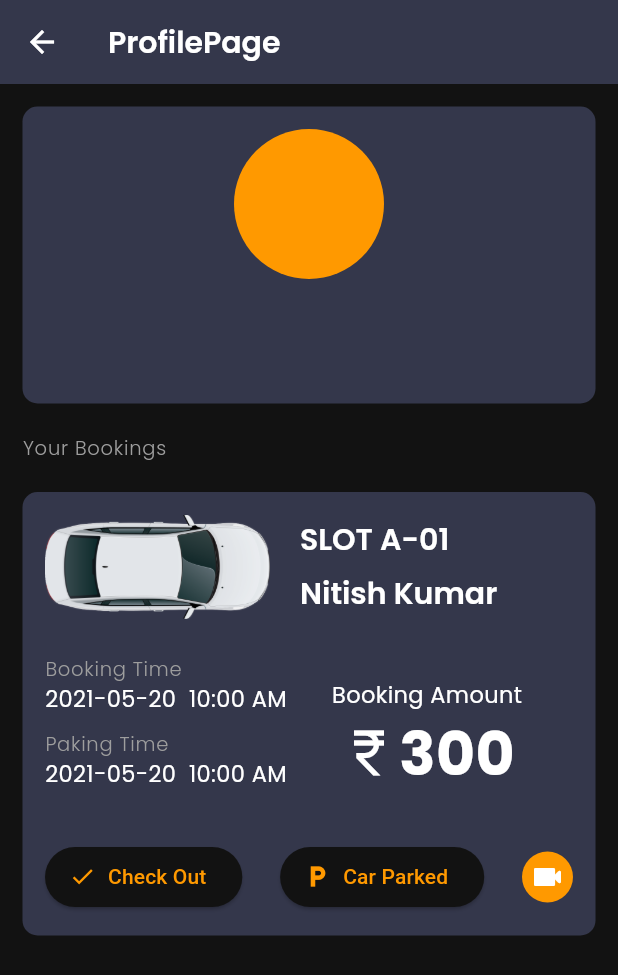
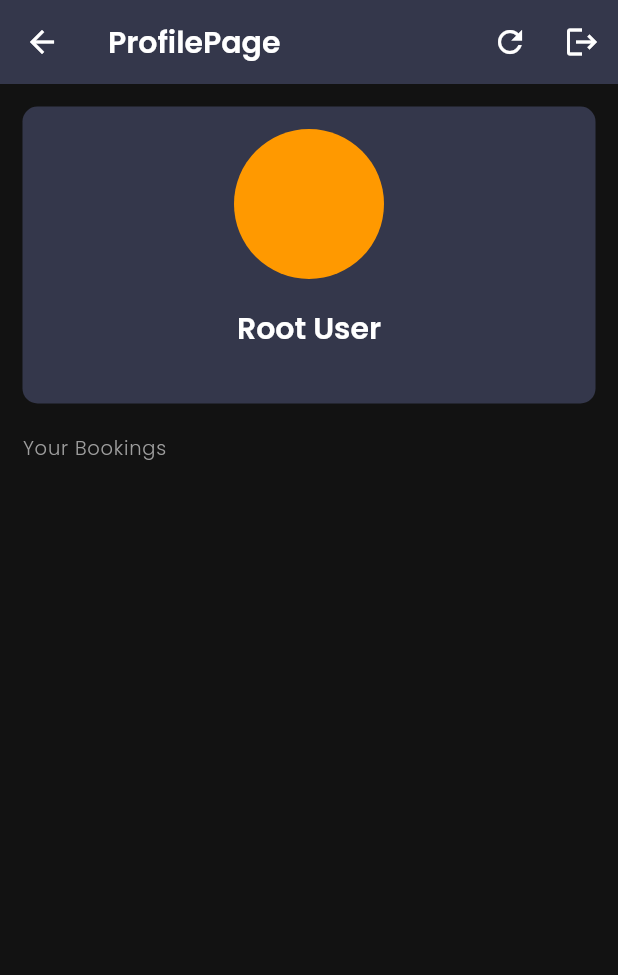
Before and after one commit to MrNitishroy/Car-Parking-System, a Flutter app: the ProfilePage screen opened directly, on a phone screen of 412 x 824 dp. Shown: the top 975 px of the screen. Run offline on Flutter 3.47's test engine with Material 3 defaults, Android fonts, the phone set to English and light mode, and no system bars; our stand-ins replace cloud_firestore, firebase_auth, firebase_core, flutter_svg, fluttertoast, get and 3 more; missing offline and left inert: another_dashed_container; accounts and stored records are empty.

Commit message:
All funmction done

```diff
--- a/lib/Pages/Home/HomePage.dart
+++ b/lib/Pages/Home/HomePage.dart
@@ -91,6 +91,7 @@ class HomePage extends StatelessWidget {
             SizedBox(height: 30),
             InkWell(
               onTap: () {
+                parkingController.personalBooking();
                 Get.to(ProfilePage());
               },
               child: Container(
--- a/lib/Pages/ProfilePage/ProfilePage.dart
+++ b/lib/Pages/ProfilePage/ProfilePage.dart
@@ -1,4 +1,5 @@
 import 'package:car_parking_system/Controller/AuthController.dart';
+import 'package:car_parking_system/Controller/ParkingController.dart';
 import 'package:flutter/material.dart';
 import 'package:get/get.dart';
 import '../CCTVPage/CctvPage.dart';
@@ -9,13 +10,26 @@ class ProfilePage extends StatelessWidget {
   @override
   Widget build(BuildContext context) {
     AuthController authController = Get.put(AuthController());
+    ParkingController parkingController = Get.put(ParkingController());
     return Scaffold(
       appBar: AppBar(
         title: Text("ProfilePage"),
+        actions: [
+          IconButton(
+            onPressed: () {
+              parkingController.personalBooking();
+            },
+            icon: Icon(Icons.refresh),
+          ),
+          IconButton(
+            onPressed: () {},
+            icon: Icon(Icons.logout),
+          ),
+        ],
       ),
       body: Padding(
         padding: const EdgeInsets.all(15),
-        child: Column(
+        child: ListView(
           children: [
             Container(
               padding: EdgeInsets.all(15),
@@ -38,7 +52,7 @@ class ProfilePage extends StatelessWidget {
                       ),
                       SizedBox(height: 20),
                       Text(
-                        "${authController.auth.currentUser!.displayName ?? "Root User"}",
+                        "Root User",
                         style: Theme.of(context).textTheme.headlineMedium,
                       ),
                       Text(
@@ -58,20 +72,29 @@ class ProfilePage extends StatelessWidget {
               ],
             ),
             SizedBox(height: 20),
-            Column(
-              children: [
-                Container(
+            Obx(
+              () => parkingController.isLoading.value
+                  ? LinearProgressIndicator()
+                  : Column(
+                      children: parkingController.yourBooking
+                          .map(
+                            (e) => Container(
+                              margin: EdgeInsets.only(bottom: 10),
                               padding: EdgeInsets.all(15),
                               decoration: BoxDecoration(
-                    color: Theme.of(context).colorScheme.primaryContainer,
+                                color: Theme.of(context)
+                                    .colorScheme
+                                    .primaryContainer,
                                 borderRadius: BorderRadius.circular(10),
                               ),
                               child: Row(
                                 children: [
                                   Expanded(
                                     child: Column(
-                          crossAxisAlignment: CrossAxisAlignment.start,
-                          mainAxisAlignment: MainAxisAlignment.start,
+                                      crossAxisAlignment:
+                                          CrossAxisAlignment.start,
+                                      mainAxisAlignment:
+                                          MainAxisAlignment.start,
                                       children: [
                                         Row(
                                           children: [
@@ -81,14 +104,15 @@ class ProfilePage extends StatelessWidget {
                                             ),
                                             SizedBox(width: 20),
                                             Column(
-                                  crossAxisAlignment: CrossAxisAlignment.start,
+                                              crossAxisAlignment:
+                                                  CrossAxisAlignment.start,
                                               children: [
-                                    Text("SLOT A-01",
+                                                Text("SLOT NO: ${e.slotNumber}",
                                                     style: Theme.of(context)
                                                         .textTheme
                                                         .headlineMedium),
                                                 SizedBox(height: 10),
-                                    Text("Nitish Kumar",
+                                                Text("${e.name}",
                                                     style: Theme.of(context)
                                                         .textTheme
                                                         .headlineMedium),
@@ -100,7 +124,8 @@ class ProfilePage extends StatelessWidget {
                                         Row(
                                           children: [
                                             Column(
-                                  crossAxisAlignment: CrossAxisAlignment.start,
+                                              crossAxisAlignment:
+                                                  CrossAxisAlignment.start,
                                               children: [
                                                 Text(
                                                   "Booking Time",
@@ -109,7 +134,7 @@ class ProfilePage extends StatelessWidget {
                                                       .labelSmall,
                                                 ),
                                                 Text(
-                                      "2021-05-20  10:00 AM",
+                                                  "${e.parkingFromTime}",
                                                   style: Theme.of(context)
                                                       .textTheme
                                                       .bodyMedium,
@@ -122,7 +147,7 @@ class ProfilePage extends StatelessWidget {
                                                       .labelSmall,
                                                 ),
                                                 Text(
-                                      "2021-05-20  10:00 AM",
+                                                  "${e.parkingToTime}",
                                                   style: Theme.of(context)
                                                       .textTheme
                                                       .bodyMedium,
@@ -130,7 +155,7 @@ class ProfilePage extends StatelessWidget {
                                               ],
                                             ),
                                             SizedBox(width: 30),
-                                const Column(
+                                            Column(
                                               children: [
                                                 SizedBox(height: 20),
                                                 Text("Booking Amount"),
@@ -141,10 +166,11 @@ class ProfilePage extends StatelessWidget {
                                                       size: 40,
                                                     ),
                                                     Text(
-                                          "300",
+                                                      "${e.totalAmount}",
                                                       style: TextStyle(
                                                           fontSize: 40,
-                                              fontWeight: FontWeight.bold),
+                                                          fontWeight:
+                                                              FontWeight.bold),
                                                     ),
                                                   ],
                                                 )
@@ -154,36 +180,39 @@ class ProfilePage extends StatelessWidget {
                                         ),
                                         SizedBox(height: 30),
                                         Row(
-                              mainAxisAlignment: MainAxisAlignment.spaceBetween,
+                                          mainAxisAlignment:
+                                              MainAxisAlignment.spaceBetween,
                                           children: [
-                                ElevatedButton.icon(
-                                  onPressed: () {},
+                                            e.parkingStatus == "parked"
+                                                ? ElevatedButton.icon(
+                                                    onPressed: () {
+                                                      parkingController
+                                                          .checkout(
+                                                              e.slotNumber!);
+                                                    },
                                                     icon: Icon(Icons.done),
                                                     label: Text("Check Out"),
+                                                  )
+                                                : ElevatedButton.icon(
+                                                    onPressed: () {
+                                                      parkingController.cancleBooking(e.slotNumber!);
+                                                    },
+                                                    icon: Icon(Icons.close),
+                                                    label:
+                                                        Text("Cancle Booking"),
                                                   ),
-                                ElevatedButton.icon(
-                                  onPressed: () {},
-                                  icon: Icon(Icons.local_parking),
-                                  label: Text("Car Parked"),
-                                ),
-                                InkWell(
-                                  onTap: () {
-                                    // Get.to(
-                                    //   CctvPage(),
-                                    // );
+                                            e.parkingStatus == "booked"
+                                                ? ElevatedButton.icon(
+                                                    onPressed: () {
+                                                      parkingController.parked(
+                                                          e.slotNumber!);
                                                     },
-                                  child: Container(
-                                    padding: EdgeInsets.all(5),
-                                    decoration: BoxDecoration(
-                                      color:
-                                          Theme.of(context).colorScheme.primary,
-                                      borderRadius: BorderRadius.circular(50),
-                                    ),
-                                    child: const Icon(
-                                      Icons.videocam_rounded,
-                                    ),
-                                  ),
-                                ),
+                                                    icon: Icon(
+                                                        Icons.local_parking),
+                                                    label: Text(
+                                                        "Car Parked"),
+                                                  )
+                                                : const Text("Car parked"),
                                           ],
                                         )
                                       ],
@@ -191,9 +220,11 @@ class ProfilePage extends StatelessWidget {
                                   ),
                                 ],
                               ),
+                            ),
                           )
-              ],
-            )
+                          .toList(),
+                    ),
+            ),
           ],
         ),
       ),
```
Also changed, not shown: lib/Components/ConfirmPop.dart (+17 -10 lines), lib/Controller/ParkingController.dart (+150 -5 lines), lib/Pages/BookingPage/BookingPage.dart (+24 -11 lines), lib/Pages/PakingSlotPage/ParkingSlotPage.dart (+5 -6 lines). Lines whose indentation alone changed are shown as unchanged.
